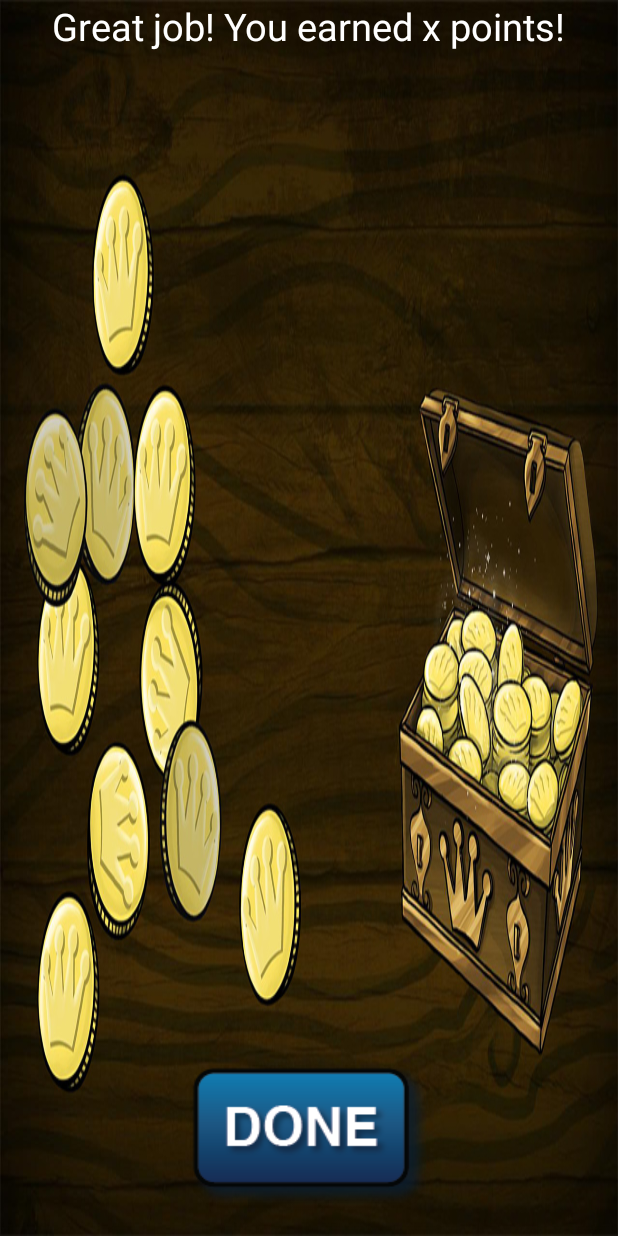
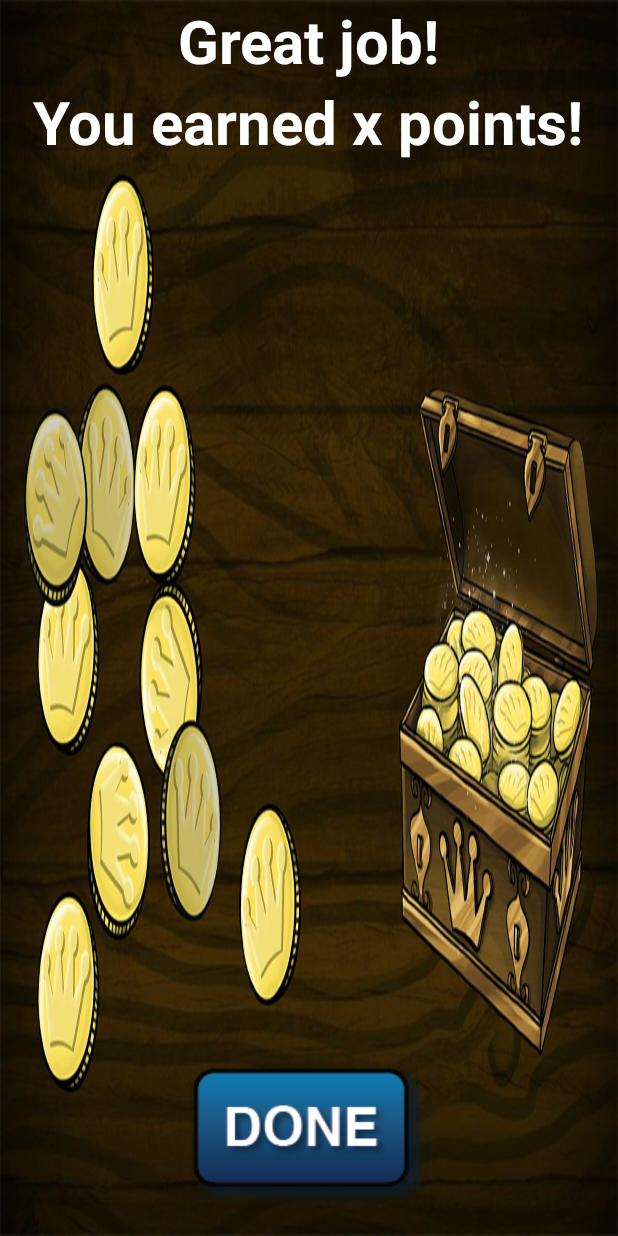
Before and after one commit to ChanwO-o/wmp-lab-animal-span, an Android app: the layout fragment_session_results.xml on its own in the app's theme, with its tools: preview values and no code run, on a phone screen of 412 x 824 dp. Run offline under Robolectric (Android 15) with nearby library versions, the phone set to English and light mode, and no system bars.

Commit message:
Rename csv columns: start setsize->setsize, start distsize->distractorsize, experiment->version (ver # not implemented yet) Move Done button to lower right on Effortquestion screen Effortquestion move questions up Set seekbar thumb transparency 90 Larger great job text, center (divide to 2 textviews), shift down, bolded, add gap between each line Score calculation: recalled images from stage 2 * final level reached Separate check system to Checking only and populating

```diff
--- a/src/main/AndroidManifest.xml
+++ b/src/main/AndroidManifest.xml
@@ -1,6 +1,6 @@
 <?xml version="1.0" encoding="utf-8"?>
 <manifest xmlns:android="http://schemas.android.com/apk/res/android"
-    package="com.uci.wmp.animalspan" >
+    package="com.uci.wmp.animalspan">
 
     <uses-permission android:name="android.permission.READ_EXTERNAL_STORAGE" />
     <uses-permission android:name="android.permission.WRITE_EXTERNAL_STORAGE" />
--- a/src/main/java/edu/uci/wmp/animalspan/LevelManager.java
+++ b/src/main/java/edu/uci/wmp/animalspan/LevelManager.java
@@ -325,7 +325,6 @@ public class LevelManager implements Serializable {
             distincttargets.add(labeledDistinctTarget);
             temp.remove(randomIndex); // remove to prevent duplicates
         }
-//        Log.d("distinct targets", StimuliManager.listToString(distincttargets));
 
         // choosing sequence from distinct targets
         for (int i = 0; i < setsize; i++) {
--- a/src/main/java/edu/uci/wmp/animalspan/MainActivity.java
+++ b/src/main/java/edu/uci/wmp/animalspan/MainActivity.java
@@ -29,7 +29,7 @@ public class MainActivity extends AppCompatActivity {
 
         setDisplaySettings();
         initializeManagers();
-        Checks.getInstance().runAllChecks();
+//        Checks.getInstance().runAllChecks(); // should perform this check when user starts game?
 
 //        LevelManager.getInstance().loadLevel(LevelManager.getInstance().startlevel);
 
--- a/src/main/java/edu/uci/wmp/animalspan/fragments/Stage2.java
+++ b/src/main/java/edu/uci/wmp/animalspan/fragments/Stage2.java
@@ -155,8 +155,10 @@ public class Stage2 extends Fragment {
 
                     // add accuracy: checks if answers in secondpartsequence corespond to correctstimulisequence (which includes Targets only, ignoring distractors etc.)
                     int cur = LevelManager.getInstance().currentStimuliIndex;
-                    if (LevelManager.getInstance().correctstimulisequence.get(cur).equals(LevelManager.getInstance().secondpartsequence.get(cur)))
+                    if (LevelManager.getInstance().correctstimulisequence.get(cur).equals(LevelManager.getInstance().secondpartsequence.get(cur))) {
                         LevelManager.getInstance().accuracysecondpart.add(StimuliManager.CORRECT);
+                        LevelManager.getInstance().recalledImages++;
+                    }
                     else
                         LevelManager.getInstance().accuracysecondpart.add(StimuliManager.INCORRECT);
 
--- a/src/main/res/layout/fragment_effort_question.xml
+++ b/src/main/res/layout/fragment_effort_question.xml
@@ -10,7 +10,6 @@
         android:layout_width="wrap_content"
         android:layout_height="wrap_content"
         android:layout_centerHorizontal="true"
-        android:layout_marginTop="@dimen/gap_mediumlarge"
         android:gravity="center_vertical"
         android:text="@string/how_easy"
         android:textAppearance="?android:attr/textAppearanceMedium"
@@ -112,6 +111,8 @@
         android:layout_width="wrap_content"
         android:layout_height="wrap_content"
         android:layout_alignParentBottom="true"
+        android:layout_alignParentEnd="true"
+        android:layout_alignParentRight="true"
         android:layout_centerHorizontal="true"
         android:contentDescription="@string/desc"
         android:src="@drawable/done" />
--- a/src/main/res/layout/fragment_session_results.xml
+++ b/src/main/res/layout/fragment_session_results.xml
@@ -7,15 +7,28 @@
     tools:context="edu.uci.wmp.animalspan.fragments.SessionResults">
 
     <TextView
-        android:id="@+id/tvResuts"
+        android:id="@+id/tvGreatJob"
         android:layout_width="wrap_content"
         android:layout_height="wrap_content"
         android:layout_alignParentTop="true"
         android:layout_centerHorizontal="true"
-        android:text="Great job! You earned x points!"
+        android:text="Great job!"
         android:textAppearance="?android:attr/textAppearanceLarge"
-        android:textSize="@dimen/font_size_medium"
-        android:textColor="@color/white" />
+        android:textColor="@color/white"
+        android:textSize="@dimen/font_size_mediumlarge"
+        android:textStyle="bold" />
+
+    <TextView
+        android:id="@+id/tvResuts"
+        android:layout_width="wrap_content"
+        android:layout_height="wrap_content"
+        android:layout_below="@+id/tvGreatJob"
+        android:layout_centerHorizontal="true"
+        android:text="You earned x points!"
+        android:textAppearance="?android:attr/textAppearanceLarge"
+        android:textColor="@color/white"
+        android:textSize="@dimen/font_size_mediumlarge"
+        android:textStyle="bold" />
 
     <ImageView
         android:id="@+id/ivBackToMain"
@@ -27,43 +40,4 @@
         android:contentDescription="@string/desc"
         android:src="@drawable/done" />
 
-    <!--<TextView-->
-    <!--android:id="@+id/tvLastLevelReached"-->
-    <!--android:layout_width="wrap_content"-->
-    <!--android:layout_height="wrap_content"-->
-    <!--android:textColor="@color/white"-->
-    <!--android:textAppearance="?android:attr/textAppearanceLarge"-->
-    <!--android:text="Last level:" />-->
-
-    <!--<TextView-->
-    <!--android:id="@+id/tvFirstPartResponses"-->
-    <!--android:layout_width="wrap_content"-->
-    <!--android:layout_height="wrap_content"-->
-    <!--android:textColor="@color/white"-->
-    <!--android:textAppearance="?android:attr/textAppearanceLarge"-->
-    <!--android:text="First part responses" />-->
-
-    <!--<TextView-->
-    <!--android:id="@+id/tvSecondPartResponses"-->
-    <!--android:layout_width="wrap_content"-->
-    <!--android:layout_height="wrap_content"-->
-    <!--android:textColor="@color/white"-->
-    <!--android:textAppearance="?android:attr/textAppearanceLarge"-->
-    <!--android:text="Second part responses" />-->
-
-    <!--<TextView-->
-    <!--android:id="@+id/tvFirstPartReactionTime"-->
-    <!--android:layout_width="wrap_content"-->
-    <!--android:layout_height="wrap_content"-->
-    <!--android:textColor="@color/white"-->
-    <!--android:textAppearance="?android:attr/textAppearanceLarge"-->
-    <!--android:text="First part reaction time" />-->
-
-    <!--<TextView-->
-    <!--android:id="@+id/tvFirstPartAccuracy"-->
-    <!--android:layout_width="wrap_content"-->
-    <!--android:layout_height="wrap_content"-->
-    <!--android:textColor="@color/white"-->
-    <!--android:textAppearance="?android:attr/textAppearanceLarge"-->
-    <!--android:text="First part accuracy" />-->
 </RelativeLayout>
--- a/src/main/res/raw/csvfields.txt
+++ b/src/main/res/raw/csvfields.txt
@@ -1,4 +1,4 @@
-experiment
+version
 subject
 session
 level
@@ -16,8 +16,8 @@ taskresolution
 trainingmode
 sessionLength
 numberofrounds
-start setsize
-start distractorsize
+setsize
+distractorsize
 numberofdistincttargets
 numberofperceptuallures
 numberofsemanticlures
```
Also changed, not shown: build.gradle (added, +29 -0 lines), src/main/java/edu/uci/wmp/animalspan/Checks.java (+72 -10 lines), src/main/java/edu/uci/wmp/animalspan/fragments/SessionResults.java (+4 -20 lines), src/main/java/edu/uci/wmp/animalspan/fragments/Settings.java (+9 -0 lines), src/main/java/edu/uci/wmp/animalspan/fragments/Stage1.java (+3 -5 lines), src/main/java/edu/uci/wmp/animalspan/fragments/questions/EffortQuestion.java (+9 -4 lines), src/main/res/layout/fragment_settings.xml (+7 -1 lines), src/main/res/layout/fragment_stage1.xml (+6 -6 lines).
